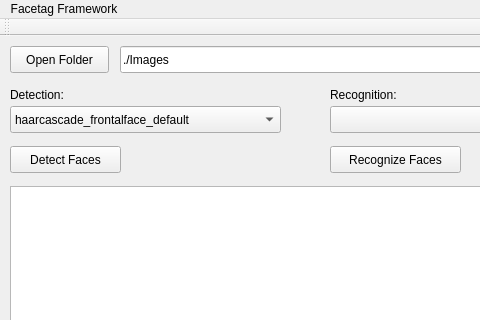
Old version of the form mainwindow.ui in the repository ExtremeModerate/lr-facetags; both pictures show x 0 to 480 and y 0 to 320 of the 620 by 707 pixel window.
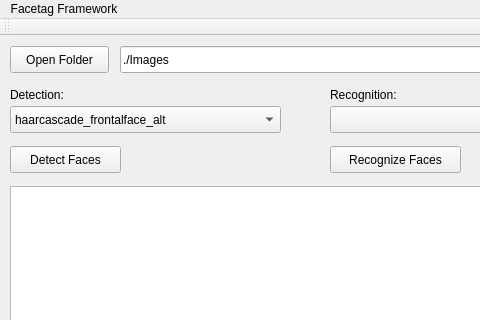
New version of the form.

```diff
--- a/mainwindow.ui
+++ b/mainwindow.ui
@@ -75,11 +75,6 @@
       <height>27</height>
      </rect>
     </property>
-    <item>
-     <property name="text">
-      <string>haarcascade_frontalface_default</string>
-     </property>
-    </item>
     <item>
      <property name="text">
       <string>haarcascade_frontalface_alt</string>
```
Left out of the diff: 7 changed lines with no effect on the pictures.
